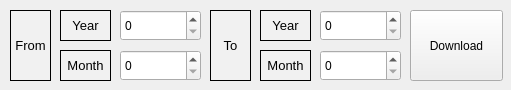
First picture: the form in app/src/pages/report/periodic_balance.ui, repository DY-Microfinance-Customer-Management/dymf-algorithm, before the edit.
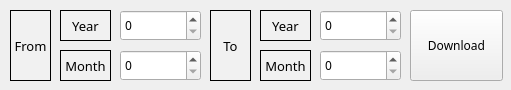
Second picture: the form after the edit.

Patch:
```diff
--- a/app/src/pages/report/periodic_balance.ui
+++ b/app/src/pages/report/periodic_balance.ui
@@ -23,6 +23,11 @@
       <height>71</height>
      </rect>
     </property>
+    <property name="font">
+     <font>
+      <family>Arial Black</family>
+     </font>
+    </property>
     <property name="text">
      <string>Download</string>
     </property>
@@ -36,6 +41,11 @@
       <height>31</height>
      </rect>
     </property>
+    <property name="font">
+     <font>
+      <family>Arial Black</family>
+     </font>
+    </property>
    </widget>
    <widget class="QSpinBox" name="startYear">
     <property name="geometry">
@@ -46,6 +56,11 @@
       <height>31</height>
      </rect>
     </property>
+    <property name="font">
+     <font>
+      <family>Arial Black</family>
+     </font>
+    </property>
    </widget>
    <widget class="QLabel" name="label_74">
     <property name="geometry">
@@ -70,6 +85,7 @@
     </property>
     <property name="font">
      <font>
+      <family>Arial Black</family>
       <pointsize>10</pointsize>
      </font>
     </property>
@@ -109,6 +125,7 @@
     </property>
     <property name="font">
      <font>
+      <family>Arial Black</family>
       <pointsize>10</pointsize>
      </font>
     </property>
@@ -148,6 +165,7 @@
     </property>
     <property name="font">
      <font>
+      <family>Arial Black</family>
       <pointsize>10</pointsize>
      </font>
     </property>
@@ -187,6 +205,7 @@
     </property>
     <property name="font">
      <font>
+      <family>Arial Black</family>
       <pointsize>10</pointsize>
      </font>
     </property>
@@ -212,6 +231,11 @@
       <height>31</height>
      </rect>
     </property>
+    <property name="font">
+     <font>
+      <family>Arial Black</family>
+     </font>
+    </property>
    </widget>
    <widget class="QLabel" name="label_78">
     <property name="geometry">
@@ -236,6 +260,7 @@
     </property>
     <property name="font">
      <font>
+      <family>Arial Black</family>
       <pointsize>10</pointsize>
      </font>
     </property>
@@ -261,6 +286,11 @@
       <height>31</height>
      </rect>
     </property>
+    <property name="font">
+     <font>
+      <family>Arial Black</family>
+     </font>
+    </property>
    </widget>
    <widget class="QLabel" name="label_79">
     <property name="geometry">
@@ -285,6 +315,7 @@
     </property>
     <property name="font">
      <font>
+      <family>Arial Black</family>
       <pointsize>10</pointsize>
      </font>
     </property>
```
Left out of the diff: 7 changed lines with no effect on the pictures.
